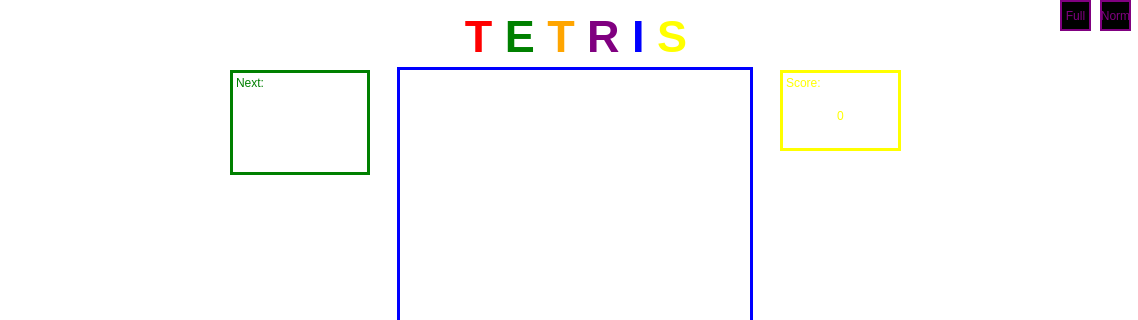
Before: the Qt Designer form mainwindow2.ui in FelixWeichselgartner/Tetris, drawn with Qt 5; both pictures show x 0 to 1138 and y 0 to 320 of the 1138 by 944 pixel window.
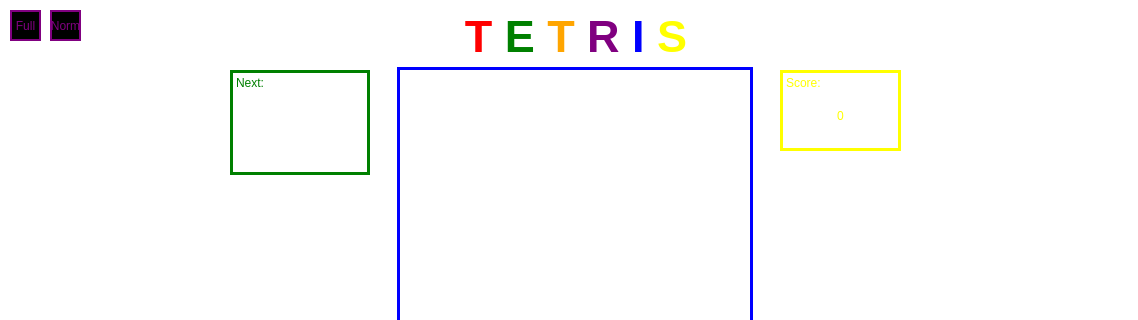
After: the same form once the commit is applied.

Commit message: buttons für fenstergröße rechts

Diff of the .ui file:
```diff
--- a/mainwindow2.ui
+++ b/mainwindow2.ui
@@ -206,8 +206,8 @@
    <widget class="QPushButton" name="pushButton">
     <property name="geometry">
      <rect>
-      <x>1060</x>
-      <y>0</y>
+      <x>10</x>
+      <y>10</y>
       <width>31</width>
       <height>31</height>
      </rect>
@@ -227,8 +227,8 @@
    <widget class="QPushButton" name="pushButton_2">
     <property name="geometry">
      <rect>
-      <x>1100</x>
-      <y>0</y>
+      <x>50</x>
+      <y>10</y>
       <width>31</width>
       <height>31</height>
      </rect>
```
The commit also changes 1 other file.
